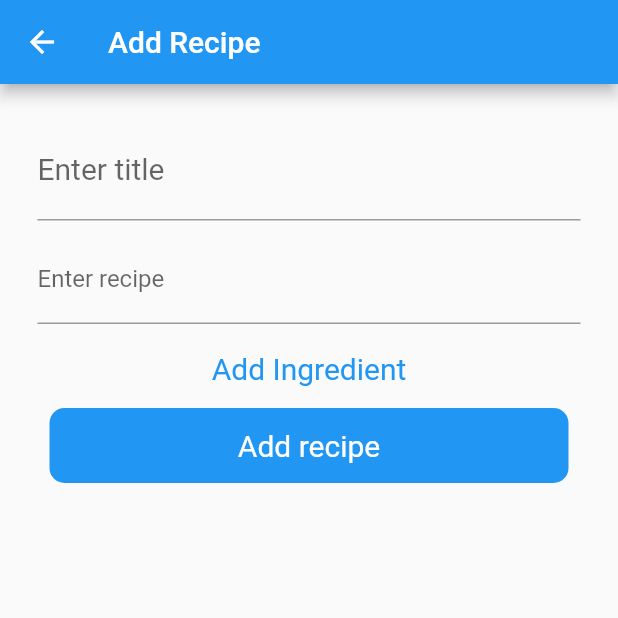
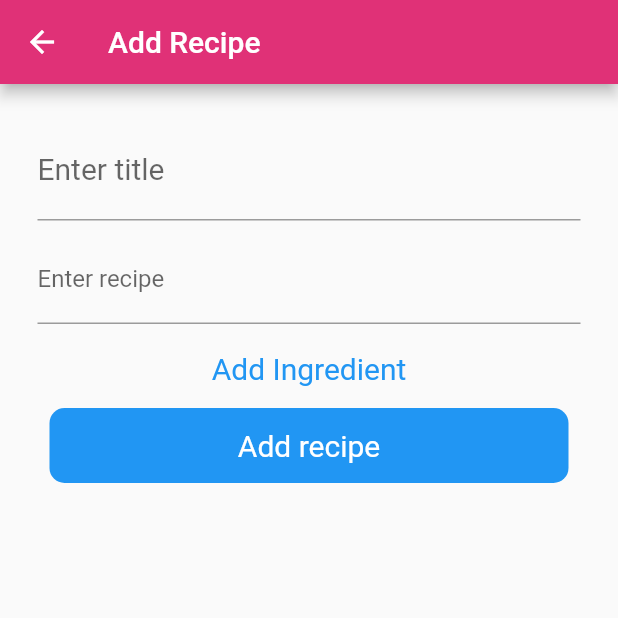
Before and after one commit to Dr34msHunt3r/dotd, a Flutter app: the screen it shows after launch, after a tap on "Add recipe", on a phone screen of 412 x 824 dp, the top half of it. Run offline on Flutter 3.47's test engine with Material 2 defaults, Android fonts, the phone set to English and light mode, and no system bars; our stand-ins replace bloc, dio, drift, firebase_analytics, firebase_core, firebase_remote_config and 3 more; accounts and stored records are empty; generated files the repository leaves out were written again; network calls fail.

Commit message:
feat: appBar color changeable from firebase remote config

```diff
--- /dev/null
+++ b/lib/base/firebase_remote_config.dart
@@ -0,0 +1,66 @@
+import 'dart:convert';
+
+import 'package:dotd/config/app_consts.dart';
+import 'package:dotd/config/remote/app_theme_dto.dart';
+import 'package:firebase_remote_config/firebase_remote_config.dart';
+
+class FirebaseRemoteConfig {
+
+  final RemoteConfig _remoteConfig = RemoteConfig.instance;
+
+  bool _isInitialized = false;
+
+  final _defaults = <String, dynamic>{
+    AppConsts.primaryThemeKey: jsonEncode(AppThemeConfigDto.defaultConfig)
+  };
+
+  Future _fetchAndActivate() async {
+    await _remoteConfig.setConfigSettings(RemoteConfigSettings(
+      fetchTimeout: Duration(seconds: 10),
+      minimumFetchInterval: Duration(minutes: 1),
+    ));
+    await _remoteConfig.fetch();
+    await _remoteConfig.activate();
+  }
+
+  Future initialise() async{
+    try {
+      if (_isInitialized) {
+        throw "'FirebaseRemoteConfig' has already initialized";
+      }
+      await _remoteConfig.setDefaults(_defaults);
+      await _fetchAndActivate();
+      try {
+        _parseDtos();
+      } catch (e) {
+        print(e);
+      }
+      _isInitialized = true;
+    } catch (e) {
+      print(e);
+    }
+  }
+
+  late AppThemeConfigDto _appThemeConfigDto;
+  AppThemeConfigDto get appThemeConfigDto {
+    _throwIfNotInitialized();
+    return _appThemeConfigDto;
+  }
+
+  void _throwIfNotInitialized(){
+    if(_isInitialized == null) {
+      throw "'FirebaseRemoteConfig' needs setup";
+    }
+  }
+
+  void _parseDtos() {
+    try{
+      _appThemeConfigDto = AppThemeConfigDto.fromJson(
+        jsonDecode(_remoteConfig.getString(AppConsts.primaryThemeKey))
+      );
+    }catch(err){
+      print(err);
+    }
+  }
+
+}
--- /dev/null
+++ b/lib/base/home.dart
@@ -0,0 +1,27 @@
+import 'package:dotd/base/firebase_remote_config.dart';
+import 'package:dotd/config/app_colors.dart';
+import 'package:dotd/extensions/value_to_color.dart';
+import 'package:dotd/navigation/router.dart';
+import 'package:flutter/material.dart';
+
+
+class DoTD extends StatelessWidget {
+  const DoTD({Key? key, required this.router, required this.config}) : super(key: key);
+
+  final AppRouter router;
+  final FirebaseRemoteConfig config;
+
+  @override
+  Widget build(BuildContext context) {
+    final primaryColor = config.appThemeConfigDto.primaryColor?.toColor();
+    return MaterialApp(
+      theme: ThemeData(
+        appBarTheme: AppBarTheme(
+            color: primaryColor??AppColors.pink
+        ),
+      ),
+      debugShowCheckedModeBanner: false,
+      onGenerateRoute: router.generateRoute,
+    );
+  }
+}
--- /dev/null
+++ b/lib/config/app_colors.dart
@@ -0,0 +1,9 @@
+import 'package:flutter/material.dart';
+
+class AppColors {
+
+  static const primaryColor = Color(0xFF4461B9);
+  static const black = Color(0xFF000000);
+  static const pink = Color(0xFFe03177);
+  static const green = Color(0xFF54e330);
+}
--- /dev/null
+++ b/lib/config/app_consts.dart
@@ -0,0 +1,4 @@
+class AppConsts {
+
+  static const String primaryThemeKey = "primaryThemeKey";
+}
--- /dev/null
+++ b/lib/config/remote/app_theme_dto.dart
@@ -0,0 +1,27 @@
+
+import 'package:dotd/config/app_colors.dart';
+import 'package:json_annotation/json_annotation.dart';
+
+part 'app_theme_dto.g.dart';
+
+@JsonSerializable()
+class AppThemeConfigDto {
+
+  static final defaultConfig = <String, dynamic>{
+    primaryColorKey: AppColors.primaryColor.toString()
+  };
+
+  final String? primaryColor;
+
+  AppThemeConfigDto({
+       this.primaryColor
+  });
+
+  static const String primaryColorKey = "primaryColor";
+
+  static const fromJsonFactory = _$AppThemeConfigDtoFromJson;
+
+  factory AppThemeConfigDto.fromJson(Map<String, dynamic> json) => _$AppThemeConfigDtoFromJson(json);
+
+  Map<String, dynamic> toJson() => _$AppThemeConfigDtoToJson(this);
+}
--- /dev/null
+++ b/lib/extensions/value_to_color.dart
@@ -0,0 +1,16 @@
+import 'package:flutter/material.dart';
+
+extension ColorExtension on String {
+  toColor() {
+    var hexColor = this.replaceAll("#", "");
+    if (hexColor.length == 6) {
+      hexColor = "FF" + hexColor;
+    }
+    if (hexColor.length == 8) {
+      return Color(int.parse("0x$hexColor"));
+    }
+    if (hexColor.length == 10) {
+      return Color(int.parse(hexColor));
+    }
+  }
+}
--- a/lib/mainCommon.dart
+++ /dev/null
@@ -1,7 +0,0 @@
-import 'package:flutter/material.dart';
-import 'navigation/home.dart';
-import 'navigation/router.dart';
-
-void mainCommon() {
-  runApp(  DoTD(router: AppRouter(),));
-}
--- a/lib/main_app1.dart
+++ b/lib/main_app1.dart
@@ -1,13 +1,16 @@
 import 'package:firebase_core/firebase_core.dart';
 import 'package:flutter/material.dart';
+import 'base/firebase_remote_config.dart';
 import 'extensions/flavor_config.dart';
-import 'navigation/home.dart';
+import 'base/home.dart';
 import 'navigation/router.dart';
 
 void main() async{
   WidgetsFlutterBinding.ensureInitialized();
   await Firebase.initializeApp();
+  FirebaseRemoteConfig config = FirebaseRemoteConfig();
+  await config.initialise();
   FlavorConfig(flavor: Flavor.RESTAPI,
       values: FlavorValues(source: "Rest API"));
-  runApp(DoTD(router: AppRouter()));
+  runApp(DoTD(router: AppRouter(), config: config));
 }
--- a/lib/main_app2.dart
+++ b/lib/main_app2.dart
@@ -1,13 +1,16 @@
 import 'package:firebase_core/firebase_core.dart';
 import 'package:flutter/material.dart';
+import 'base/firebase_remote_config.dart';
 import 'extensions/flavor_config.dart';
-import 'navigation/home.dart';
+import 'base/home.dart';
 import 'navigation/router.dart';
 
 void main() async {
   WidgetsFlutterBinding.ensureInitialized();
   await Firebase.initializeApp();
+  FirebaseRemoteConfig config = FirebaseRemoteConfig();
+  await config.initialise();
   FlavorConfig(flavor: Flavor.MOOR,
     values: FlavorValues(source: "Local Storage"));
-  runApp(DoTD(router: AppRouter()));
+  runApp(DoTD(router: AppRouter(), config: config));
 }
--- a/lib/main_app3.dart
+++ b/lib/main_app3.dart
@@ -1,13 +1,16 @@
 import 'package:firebase_core/firebase_core.dart';
 import 'package:flutter/material.dart';
+import 'base/firebase_remote_config.dart';
 import 'extensions/flavor_config.dart';
-import 'navigation/home.dart';
+import 'base/home.dart';
 import 'navigation/router.dart';
 
 void main() async {
   WidgetsFlutterBinding.ensureInitialized();
   await Firebase.initializeApp();
+  FirebaseRemoteConfig config = FirebaseRemoteConfig();
+  await config.initialise();
   FlavorConfig(flavor: Flavor.SECURE_STORAGE,
     values: FlavorValues(source: "Secure Storage"));
-  runApp(DoTD(router: AppRouter()));
+  runApp(DoTD(router: AppRouter(),config: config));
 }
--- a/lib/navigation/home.dart
+++ /dev/null
@@ -1,17 +0,0 @@
-import 'package:dotd/navigation/router.dart';
-import 'package:flutter/material.dart';
-
-
-class DoTD extends StatelessWidget {
-  const DoTD({Key? key, required this.router}) : super(key: key);
-
-  final AppRouter router;
-
-  @override
-  Widget build(BuildContext context) {
-    return MaterialApp(
-      debugShowCheckedModeBanner: false,
-      onGenerateRoute: router.generateRoute,
-    );
-  }
-}
--- a/lib/screens/recipes_screen/recipes_screen.dart
+++ b/lib/screens/recipes_screen/recipes_screen.dart
@@ -1,4 +1,5 @@
 import 'package:dotd/api/services/dto/recipe_dto.dart';
+import 'package:dotd/base/firebase_remote_config.dart';
 import 'package:dotd/extensions/flavor_config.dart';
 import 'package:dotd/navigation/core/screen_name.dart';
 import 'package:dotd/screens/recipes_screen/recipes_cubit.dart';
@@ -11,10 +12,12 @@ class RecipesScreen extends StatelessWidget {
 
   @override
   Widget build(BuildContext context) {
+    FirebaseRemoteConfig _config = FirebaseRemoteConfig();
+    _config.initialise();
     BlocProvider.of<RecipesCubit>(context).fetchRecipes();
     return Scaffold(
       appBar: AppBar(
-        title: Text("Recipes from ${FlavorConfig.instance.values.source}"),
+        title: Text("Recipes from  ${FlavorConfig.instance.values.source}"),
         actions: [
           InkWell(
             onTap: () => Navigator.pushNamed(context, ScreenName.SETTINGS_APP_ROUTE),
--- a/pubspec.yaml
+++ b/pubspec.yaml
@@ -51,6 +51,7 @@ dependencies:
   firebase_core: ^1.10.6
   firebase_analytics: ^9.0.4
   flutter_secure_storage: ^5.0.2
+  firebase_remote_config: ^1.0.4
 
 dev_dependencies:
   flutter_test:
```
Also changed, not shown: lib/config/remote/app_theme_dto.g.dart (added), pubspec.lock, 1 other file.
